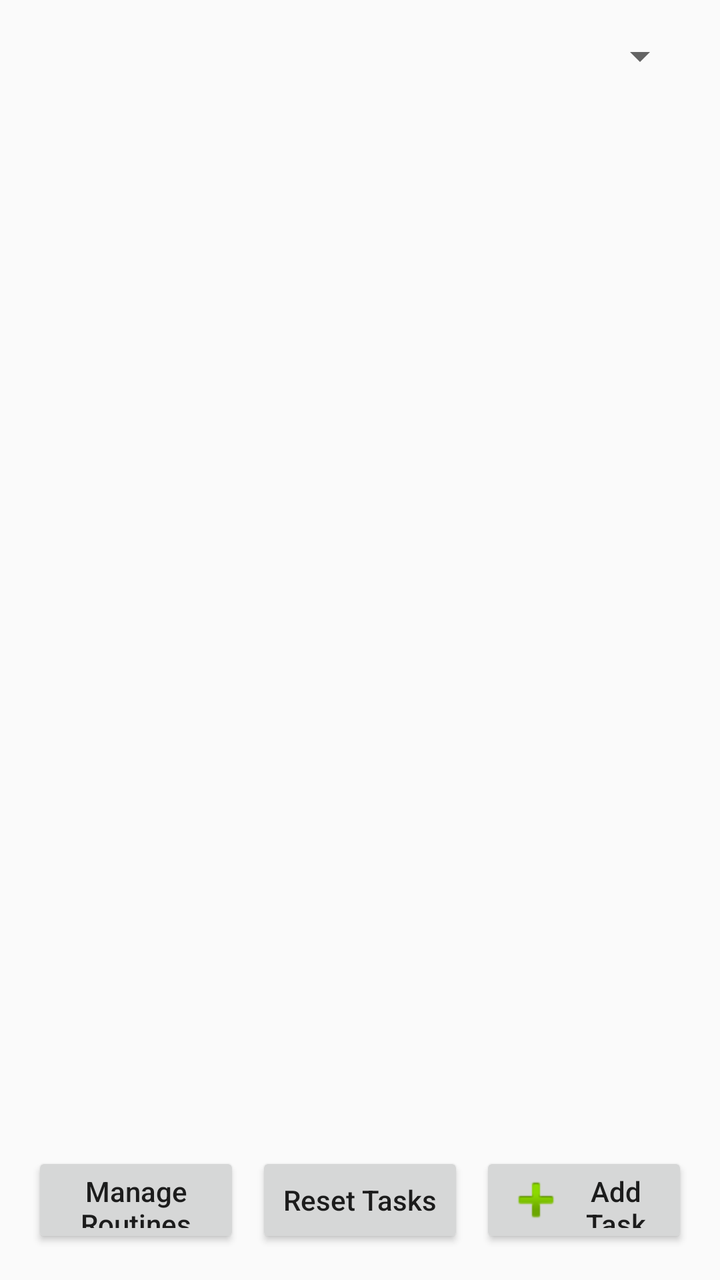
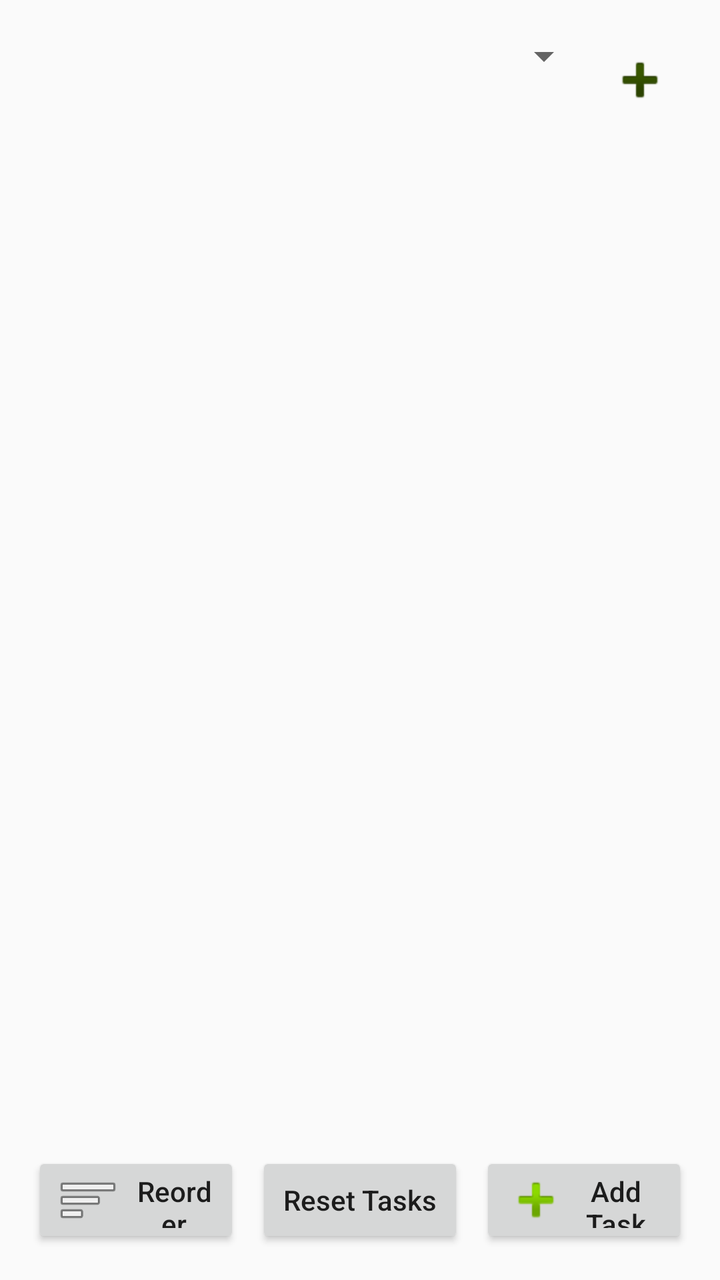

Compare the two renders of this Android layout. The source of the first and the diff that turns it into the second are given below.
<!-- AndroidManifest.xml: activity theme Theme.Checklist -->
<!-- res/layout/activity_main.xml -->
<?xml version="1.0" encoding="utf-8"?>
<androidx.constraintlayout.widget.ConstraintLayout xmlns:android="http://schemas.android.com/apk/res/android"
    xmlns:app="http://schemas.android.com/apk/res-auto"
    xmlns:tools="http://schemas.android.com/tools"
    android:layout_width="match_parent"
    android:layout_height="match_parent"
    tools:context=".MainActivity">

    <LinearLayout
        android:id="@+id/topButtonsLayout"
        android:layout_width="0dp"
        android:layout_height="wrap_content"
        android:orientation="horizontal"
        android:gravity="start"
        android:padding="16dp"
        app:layout_constraintEnd_toEndOf="parent"
        app:layout_constraintStart_toStartOf="parent"
        app:layout_constraintTop_toTopOf="parent">

        <Spinner
            android:id="@+id/routineSpinner"
            android:layout_width="0dp"
            android:layout_height="wrap_content"
            android:layout_weight="1"
            android:spinnerMode="dropdown" />

    </LinearLayout>

    <androidx.recyclerview.widget.RecyclerView
        android:id="@+id/recyclerView"
        android:layout_width="0dp"
        android:layout_height="0dp"
        app:layout_constraintBottom_toTopOf="@id/bottomButtonsLayout"
        app:layout_constraintEnd_toEndOf="parent"
        app:layout_constraintStart_toStartOf="parent"
        app:layout_constraintTop_toBottomOf="@id/topButtonsLayout"
        tools:listitem="@layout/item_task" />

    <LinearLayout
        android:id="@+id/bottomButtonsLayout"
        android:layout_width="0dp"
        android:layout_height="wrap_content"
        android:orientation="horizontal"
        android:gravity="center_vertical"
        android:layout_margin="16dp"
        app:layout_constraintBottom_toBottomOf="parent"
        app:layout_constraintEnd_toEndOf="parent"
        app:layout_constraintStart_toStartOf="parent">

        <Button
            android:id="@+id/manageRoutinesButton"
            android:layout_width="0dp"
            android:layout_height="48dp"
            android:minHeight="48dp"
            android:maxHeight="48dp"
            android:layout_weight="1"
            android:layout_marginEnd="8dp"
            android:text="Manage Routines"
            android:textAllCaps="false" />

        <Button
            android:id="@+id/resetStatusButton"
            android:layout_width="0dp"
            android:layout_height="48dp"
            android:minHeight="48dp"
            android:maxHeight="48dp"
            android:layout_weight="1"
            android:text="Reset Tasks"
            android:textAllCaps="false" />

        <Button
            android:id="@+id/addTaskButton"
            android:layout_width="0dp"
            android:layout_height="48dp"
            android:minHeight="48dp"
            android:maxHeight="48dp"
            android:layout_weight="1"
            android:layout_marginStart="8dp"
            android:drawableStart="@android:drawable/ic_input_add"
            android:text="Add Task"
            android:textAllCaps="false" />

    </LinearLayout>

</androidx.constraintlayout.widget.ConstraintLayout>
<!-- res/layout/item_task.xml (included above) -->
<?xml version="1.0" encoding="utf-8"?>
<LinearLayout xmlns:android="http://schemas.android.com/apk/res/android"
    android:layout_width="match_parent"
    android:layout_height="wrap_content"
    android:orientation="horizontal"
    android:padding="20dp"
    android:minHeight="80dp"
    android:gravity="center_vertical">

    <ImageButton
        android:id="@+id/editButton"
        android:layout_width="40dp"
        android:layout_height="40dp"
        android:src="@android:drawable/ic_menu_edit"
        android:contentDescription="Edit task"
        android:scaleType="centerInside"
        android:background="?attr/selectableItemBackground"
        android:layout_marginEnd="16dp" />

    <TextView
        android:id="@+id/taskName"
        android:layout_width="0dp"
        android:layout_height="wrap_content"
        android:layout_weight="1"
        android:textSize="20sp"
        android:textStyle="bold" />

    <Switch
        android:id="@+id/completeToggle"
        android:layout_width="wrap_content"
        android:layout_height="wrap_content"
        android:layout_marginStart="16dp"
        android:layout_marginEnd="12dp"
        android:scaleX="1.5"
        android:scaleY="1.5" />

</LinearLayout>
<!-- resources referenced by this layout -->
<resources>
  <style name="Theme.Checklist" parent="Theme.AppCompat.DayNight.DarkActionBar">
          
          <item name="colorPrimary">@android:color/holo_blue_light</item>
          <item name="colorPrimaryVariant">@android:color/holo_blue_dark</item>
          <item name="colorOnPrimary">@android:color/white</item>
          
          <item name="colorSecondary">@android:color/holo_green_light</item>
          <item name="colorSecondaryVariant">@android:color/holo_green_dark</item>
          <item name="colorOnSecondary">@android:color/black</item>
      </style>
</resources>

<!-- the commit's change to res/layout/activity_main.xml (unified diff, before → after) -->
@@ -24,6 +24,15 @@
             android:layout_weight="1"
             android:spinnerMode="dropdown" />
 
+        <ImageButton
+            android:id="@+id/addRoutineButton"
+            android:layout_width="48dp"
+            android:layout_height="48dp"
+            android:src="@android:drawable/ic_input_add"
+            android:contentDescription="@string/add_routine"
+            android:background="?attr/selectableItemBackgroundBorderless"
+            android:tint="?attr/colorControlNormal" />
+
     </LinearLayout>
 
     <androidx.recyclerview.widget.RecyclerView
@@ -48,14 +57,16 @@
         app:layout_constraintStart_toStartOf="parent">
 
         <Button
-            android:id="@+id/manageRoutinesButton"
+            android:id="@+id/reorderTasksButton"
             android:layout_width="0dp"
             android:layout_height="48dp"
             android:minHeight="48dp"
             android:maxHeight="48dp"
             android:layout_weight="1"
             android:layout_marginEnd="8dp"
-            android:text="Manage Routines"
+            android:text="@string/reorder_tasks"
+            android:drawableStart="@android:drawable/ic_menu_sort_by_size"
+            android:drawablePadding="6dp"
             android:textAllCaps="false" />
 
         <Button
@@ -103,6 +114,17 @@
         android:background="?attr/selectableItemBackground"
         android:layout_marginEnd="16dp" />
 
+    <ImageButton
+        android:id="@+id/dragHandle"
+        android:layout_width="40dp"
+        android:layout_height="40dp"
+        android:src="@drawable/ic_drag_handle"
+        android:contentDescription="@string/reorder_task"
+        android:scaleType="centerInside"
+        android:background="?attr/selectableItemBackground"
+        android:layout_marginEnd="16dp"
+        android:visibility="gone" />
+
     <TextView
         android:id="@+id/taskName"
         android:layout_width="0dp"
@@ -110,6 +132,52 @@
         android:layout_weight="1"
         android:textSize="20sp"
         android:textStyle="bold" />
+
+    <EditText
+        android:id="@+id/taskNameEdit"
+        android:layout_width="0dp"
+        android:layout_height="wrap_content"
+        android:layout_weight="1"
+        android:hint="@string/edit_task_name"
+        android:inputType="textCapSentences"
+        android:singleLine="true"
+        android:textSize="18sp"
+        android:visibility="gone" />
+
+    <LinearLayout
+        android:id="@+id/taskEditActions"
+        android:layout_width="wrap_content"
+        android:layout_height="wrap_content"
+        android:orientation="horizontal"
+        android:visibility="gone">
+
+        <ImageButton
+            android:id="@+id/saveTaskButton"
+            android:layout_width="40dp"
+            android:layout_height="40dp"
+            android:src="@drawable/ic_check"
+            android:contentDescription="@string/save_task"
+            android:background="?attr/selectableItemBackgroundBorderless"
+            android:tint="#2E7D32" />
+
+        <ImageButton
+            android:id="@+id/deleteTaskButton"
+            android:layout_width="40dp"
+            android:layout_height="40dp"
+            android:src="@android:drawable/ic_menu_delete"
+            android:contentDescription="@string/delete_task"
+            android:background="?attr/selectableItemBackgroundBorderless"
+            android:tint="#D32F2F" />
+
+        <ImageButton
+            android:id="@+id/cancelTaskEditButton"
+            android:layout_width="40dp"
+            android:layout_height="40dp"
+            android:src="@android:drawable/ic_menu_close_clear_cancel"
+            android:contentDescription="@string/cancel_task_edit"
+            android:background="?attr/selectableItemBackgroundBorderless"
+            android:tint="#1976D2" />
+    </LinearLayout>
 
     <Switch
         android:id="@+id/completeToggle"
<!-- resource entries referenced after the edit -->
@@ -1,5 +1,32 @@
 <!-- resources referenced by this layout -->
 <resources>
+  <!-- drawable ic_check (drawable) -->
+  <vector xmlns:android="http://schemas.android.com/apk/res/android"
+      android:width="24dp"
+      android:height="24dp"
+      android:viewportWidth="24"
+      android:viewportHeight="24">
+      <path
+          android:fillColor="#FF000000"
+          android:pathData="M9,16.17 4.83,12 3.41,13.41 9,19 21,7 19.59,5.59z" />
+  </vector>
+  <!-- drawable ic_drag_handle (drawable) -->
+  <vector xmlns:android="http://schemas.android.com/apk/res/android"
+      android:width="24dp"
+      android:height="24dp"
+      android:viewportWidth="24"
+      android:viewportHeight="24">
+      <path
+          android:fillColor="#FF000000"
+          android:pathData="M9,5a1.5,1.5 0,1 1,-3 0a1.5,1.5 0,0 1,3 0M18,5a1.5,1.5 0,1 1,-3 0a1.5,1.5 0,0 1,3 0M9,12a1.5,1.5 0,1 1,-3 0a1.5,1.5 0,0 1,3 0M18,12a1.5,1.5 0,1 1,-3 0a1.5,1.5 0,0 1,3 0M9,19a1.5,1.5 0,1 1,-3 0a1.5,1.5 0,0 1,3 0M18,19a1.5,1.5 0,1 1,-3 0a1.5,1.5 0,0 1,3 0" />
+  </vector>
+  <string name="add_routine">Add routine</string>
+  <string name="cancel_task_edit">Cancel editing</string>
+  <string name="delete_task">Delete task</string>
+  <string name="edit_task_name">Task name</string>
+  <string name="reorder_task">Reorder task</string>
+  <string name="reorder_tasks">Reorder Tasks</string>
+  <string name="save_task">Save task</string>
   <style name="Theme.Checklist" parent="Theme.AppCompat.DayNight.DarkActionBar">
           
           <item name="colorPrimary">@android:color/holo_blue_light</item>
